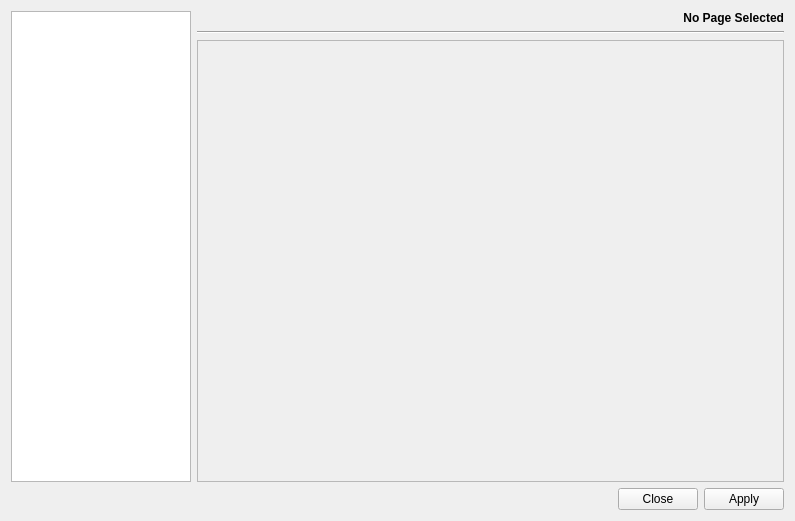
Before: the Qt Designer form src/CoreGui/source/ConfigurationWidget.ui in JPNaude/Qtilities, drawn with Qt 5.
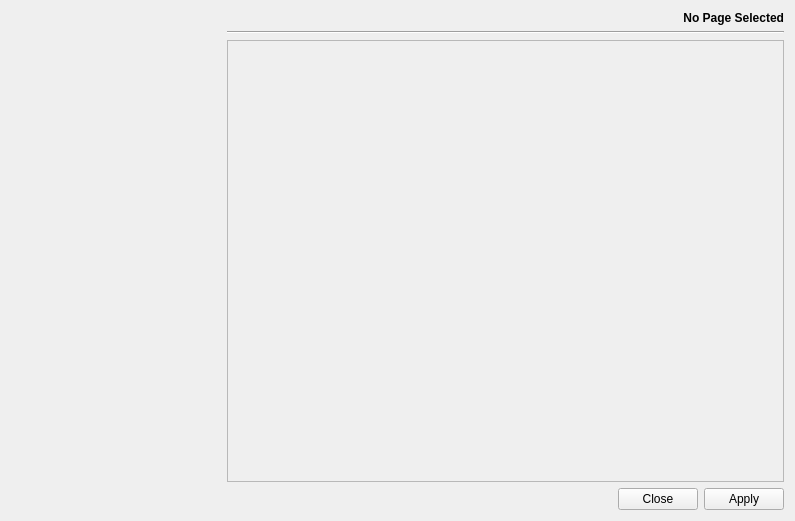
After: the same form once the commit is applied.

Commit message: IConfigPage updated. Page category and page title now seperated. QtilitiesCategory used to specify the category. ConfigurationWidget also uses an ObserverWidget now to display the list of category pages.

The edit to the form file:
```diff
--- a/src/CoreGui/source/ConfigurationWidget.ui
+++ b/src/CoreGui/source/ConfigurationWidget.ui
@@ -15,32 +15,22 @@
   </property>
   <layout class="QGridLayout" name="gridLayout">
    <item row="0" column="0">
-    <layout class="QHBoxLayout" name="horizontalLayout_2">
-     <item>
-      <widget class="QTreeWidget" name="pageTree">
+    <widget class="QWidget" name="pageTreeHolder" native="true">
        <property name="minimumSize">
         <size>
-         <width>180</width>
+       <width>210</width>
          <height>0</height>
         </size>
        </property>
        <property name="maximumSize">
         <size>
-         <width>180</width>
+       <width>210</width>
          <height>16777215</height>
         </size>
        </property>
-       <attribute name="headerVisible">
-        <bool>false</bool>
-       </attribute>
-       <column>
-        <property name="text">
-         <string notr="true">1</string>
-        </property>
-       </column>
-      </widget>
-     </item>
-     <item>
+    </widget>
+   </item>
+   <item row="0" column="1">
       <layout class="QVBoxLayout" name="verticalLayout">
        <property name="bottomMargin">
         <number>0</number>
@@ -82,6 +72,12 @@
            <verstretch>0</verstretch>
           </sizepolicy>
          </property>
+       <property name="maximumSize">
+        <size>
+         <width>16777215</width>
+         <height>16777215</height>
+        </size>
+       </property>
          <property name="frameShape">
           <enum>QFrame::StyledPanel</enum>
          </property>
@@ -92,9 +88,7 @@
        </item>
       </layout>
      </item>
-    </layout>
-   </item>
-   <item row="1" column="0">
+   <item row="1" column="0" colspan="2">
     <layout class="QVBoxLayout" name="verticalLayout_2">
      <item>
       <layout class="QHBoxLayout" name="horizontalLayout">
```
Lines whose indentation alone changed are shown as unchanged. The commit also changes 9 other files.
